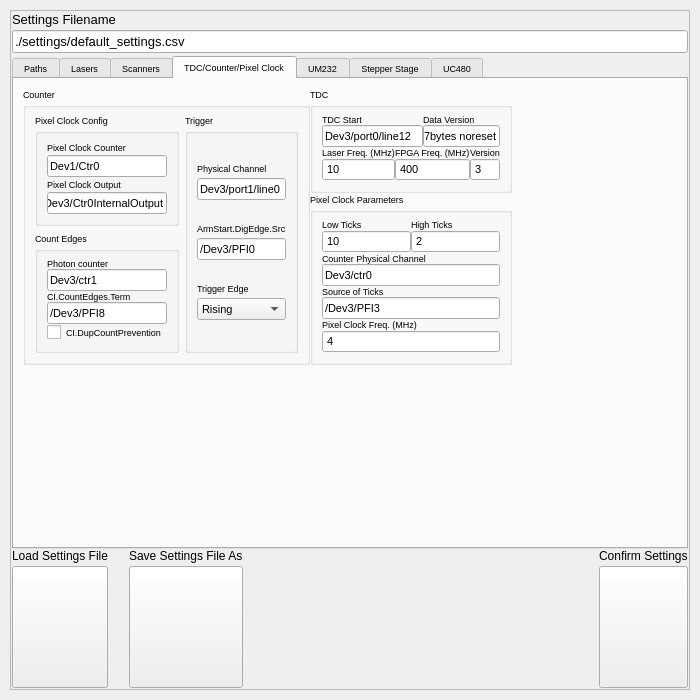
First picture: the form in gui/settingswindow.ui, repository Th3Tr00p3r/gSTED-sFCS, before the edit.
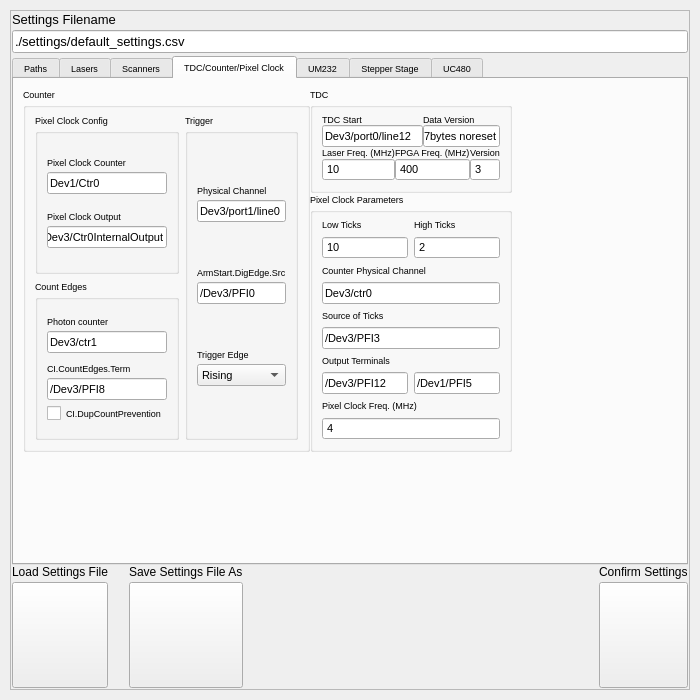
Second picture: the form after the edit. The open tabs and pages were chosen to show the change. Icons and pictures are not drawn.

Commit message: Work in progress (automated scans) - continued working on SetLineScan_v12.vi translation - what's left is creating the AO task and sending its clock to the AI and CI tasks and start them all

Diff of the .ui file:
```diff
--- a/gui/settingswindow.ui
+++ b/gui/settingswindow.ui
@@ -1790,24 +1790,27 @@
                   <property name="title">
                    <string>Pixel Clock Parameters</string>
                   </property>
-                  <layout class="QGridLayout" name="gridLayout_16">
-                   <property name="spacing">
-                    <number>0</number>
-                   </property>
-                   <item row="0" column="0">
-                    <layout class="QVBoxLayout" name="verticalLayout_50">
+                  <layout class="QGridLayout" name="gridLayout_14">
+                   <item row="4" column="0" colspan="2">
+                    <layout class="QVBoxLayout" name="verticalLayout_62">
                      <item>
-                      <widget class="QLabel" name="label_39">
+                      <widget class="QLabel" name="label_42">
                        <property name="text">
-                        <string>Low Ticks</string>
+                        <string>Pixel Clock Freq. (MHz)</string>
                        </property>
                       </widget>
                      </item>
                      <item>
-                      <widget class="QSpinBox" name="pixelClockLowTicks">
+                      <widget class="QSpinBox" name="pixelClockFreq">
                        <property name="enabled">
                         <bool>true</bool>
                        </property>
+                       <property name="sizePolicy">
+                        <sizepolicy hsizetype="Minimum" vsizetype="Fixed">
+                         <horstretch>0</horstretch>
+                         <verstretch>0</verstretch>
+                        </sizepolicy>
+                       </property>
                        <property name="font">
                         <font>
                          <pointsize>8</pointsize>
@@ -1822,8 +1825,11 @@
                        <property name="buttonSymbols">
                         <enum>QAbstractSpinBox::NoButtons</enum>
                        </property>
+                       <property name="maximum">
+                        <number>99999</number>
+                       </property>
                        <property name="value">
-                        <number>10</number>
+                        <number>4</number>
                        </property>
                       </widget>
                      </item>
@@ -1893,6 +1899,41 @@
                      </item>
                     </layout>
                    </item>
+                   <item row="0" column="0">
+                    <layout class="QVBoxLayout" name="verticalLayout_58">
+                     <item>
+                      <widget class="QLabel" name="label_40">
+                       <property name="text">
+                        <string>Low Ticks</string>
+                       </property>
+                      </widget>
+                     </item>
+                     <item>
+                      <widget class="QSpinBox" name="pixelClockLowTicks">
+                       <property name="enabled">
+                        <bool>true</bool>
+                       </property>
+                       <property name="font">
+                        <font>
+                         <pointsize>8</pointsize>
+                        </font>
+                       </property>
+                       <property name="wrapping">
+                        <bool>false</bool>
+                       </property>
+                       <property name="readOnly">
+                        <bool>false</bool>
+                       </property>
+                       <property name="buttonSymbols">
+                        <enum>QAbstractSpinBox::NoButtons</enum>
+                       </property>
+                       <property name="value">
+                        <number>10</number>
+                       </property>
+                      </widget>
+                     </item>
+                    </layout>
+                   </item>
                    <item row="2" column="0" colspan="2">
                     <layout class="QVBoxLayout" name="verticalLayout_46">
                      <item>
@@ -1931,44 +1972,57 @@
                    <item row="3" column="0" colspan="2">
                     <layout class="QVBoxLayout" name="verticalLayout_49">
                      <item>
-                      <widget class="QLabel" name="label_38">
+                      <widget class="QLabel" name="label_50">
+                       <property name="maximumSize">
+                        <size>
+                         <width>16777215</width>
+                         <height>20</height>
+                        </size>
+                       </property>
                        <property name="text">
-                        <string>Pixel Clock Freq. (MHz)</string>
+                        <string>Output Terminals</string>
                        </property>
                       </widget>
                      </item>
                      <item>
-                      <widget class="QSpinBox" name="pixelClockFreq">
-                       <property name="enabled">
-                        <bool>true</bool>
-                       </property>
-                       <property name="sizePolicy">
-                        <sizepolicy hsizetype="Minimum" vsizetype="Fixed">
-                         <horstretch>0</horstretch>
-                         <verstretch>0</verstretch>
-                        </sizepolicy>
-                       </property>
-                       <property name="font">
-                        <font>
-                         <pointsize>8</pointsize>
-                        </font>
-                       </property>
-                       <property name="wrapping">
-                        <bool>false</bool>
-                       </property>
-                       <property name="readOnly">
-                        <bool>false</bool>
-                       </property>
-                       <property name="buttonSymbols">
-                        <enum>QAbstractSpinBox::NoButtons</enum>
-                       </property>
-                       <property name="maximum">
-                        <number>99999</number>
-                       </property>
-                       <property name="value">
-                        <number>4</number>
-                       </property>
-                      </widget>
+                      <layout class="QHBoxLayout" name="horizontalLayout_13">
+                       <item>
+                        <widget class="QLineEdit" name="pixelClockOutput">
+                         <property name="sizePolicy">
+                          <sizepolicy hsizetype="Expanding" vsizetype="Fixed">
+                           <horstretch>0</horstretch>
+                           <verstretch>0</verstretch>
+                          </sizepolicy>
+                         </property>
+                         <property name="font">
+                          <font>
+                           <pointsize>8</pointsize>
+                          </font>
+                         </property>
+                         <property name="text">
+                          <string>/Dev3/PFI12</string>
+                         </property>
+                        </widget>
+                       </item>
+                       <item>
+                        <widget class="QLineEdit" name="pixelClockOutputExt">
+                         <property name="sizePolicy">
+                          <sizepolicy hsizetype="Expanding" vsizetype="Fixed">
+                           <horstretch>0</horstretch>
+                           <verstretch>0</verstretch>
+                          </sizepolicy>
+                         </property>
+                         <property name="font">
+                          <font>
+                           <pointsize>8</pointsize>
+                          </font>
+                         </property>
+                         <property name="text">
+                          <string>/Dev1/PFI5</string>
+                         </property>
+                        </widget>
+                       </item>
+                      </layout>
                      </item>
                     </layout>
                    </item>
```
Left out of the diff: 16 changed lines with no effect on the pictures. The commit also changes 6 other files.
